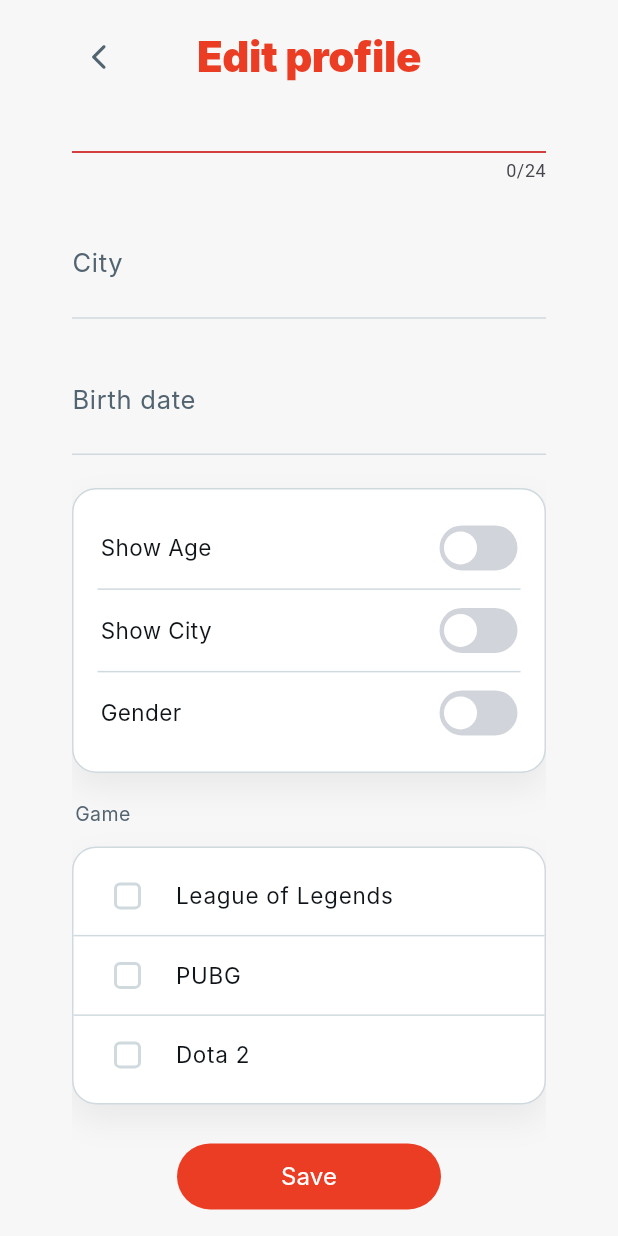
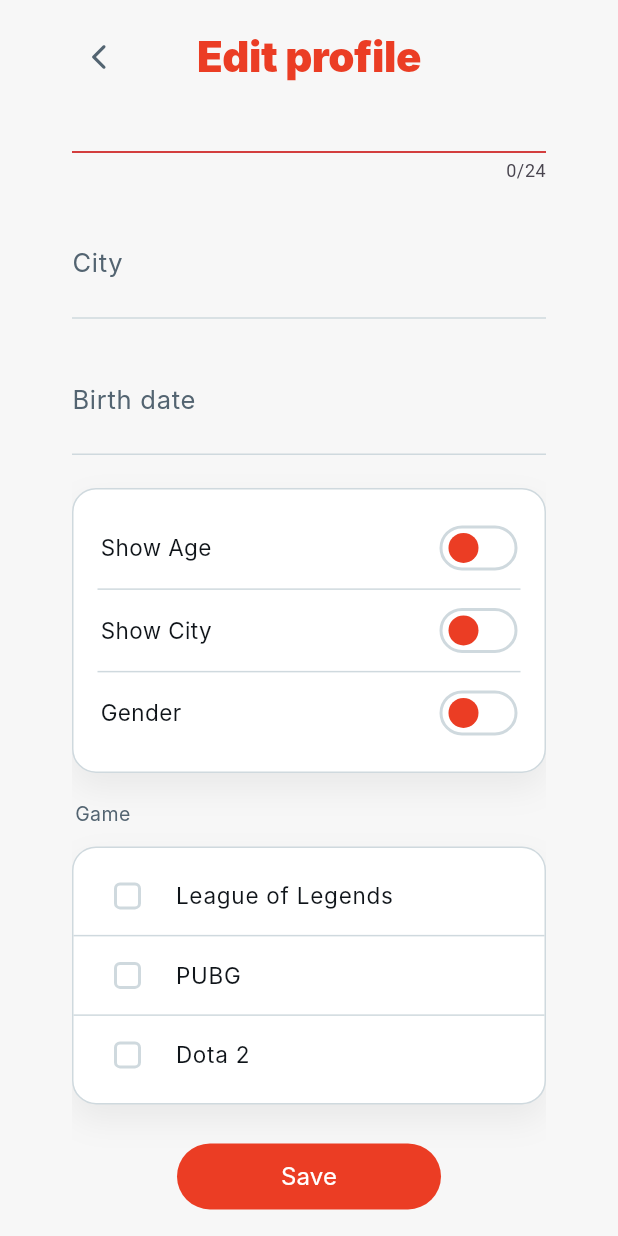
Before and after one commit to NoraFisal/2025_GP_34, a Flutter app: the PlayerProfileEditPage screen opened by its route, scrolled down 219 dp, after a tap on "Save", on a phone screen of 412 x 824 dp. Run offline on Flutter 3.47's test engine with Material 3 defaults, Android fonts, the phone set to English and light mode, and no system bars; our stand-ins replace cloud_firestore, firebase_auth, firebase_core, firebase_storage, google_fonts, image_picker and 2 more; missing offline and left inert: gal, universal_html; accounts and stored records are empty; Roboto replaces fonts that are missing (Inter).

Commit message:
Remove unnecessary checkmarks and improve comments

```diff
--- a/lib/pages/player/player_profile_edit_page.dart
+++ b/lib/pages/player/player_profile_edit_page.dart
@@ -26,7 +26,7 @@ class _PlayerProfileEditPageState extends State<PlayerProfileEditPage> {
 
   DateTime? _dob;
 
-  /// ✅ store CANONICAL ids ONLY: lol / pubg / dota2
+  /// store CANONICAL ids ONLY: lol / pubg / dota2
   final Set<String> _gameIds = {};
 
   String _currentPhotoB64 = '';
@@ -53,7 +53,7 @@ class _PlayerProfileEditPageState extends State<PlayerProfileEditPage> {
   bool _autoPopupOpen = false;
 
   // ─────────────────────────────────────────────
-  // ✅ Game canonicalization (logic only)
+  // Game canonicalization
   // ─────────────────────────────────────────────
 
   String _normalizeGameId(String raw) {
@@ -74,7 +74,7 @@ class _PlayerProfileEditPageState extends State<PlayerProfileEditPage> {
     // Dota variants
     if (s == 'dota' || s == 'dota2' || s == 'dota 2') return 'dota2';
 
-    // ✅ block valorant
+
     if (s == 'valorant' || s == 'val') return '';
 
     return s;
@@ -108,7 +108,7 @@ class _PlayerProfileEditPageState extends State<PlayerProfileEditPage> {
         _nameCtrl.text = me.username;
         _cityCtrl.text = me.city;
 
-        // ✅ normalize from service games into canonical ids
+        // normalize from service games into canonical ids
         _gameIds
           ..clear()
           ..addAll(
@@ -149,7 +149,7 @@ class _PlayerProfileEditPageState extends State<PlayerProfileEditPage> {
           _showCity = _cityCtrl.text.trim().isNotEmpty;
         }
 
-        // ✅ Prefer canonical list if present
+        // Prefer canonical list if present
         final ids = data['gameIds'];
         if (ids is List) {
           _gameIds
@@ -276,7 +276,7 @@ class _PlayerProfileEditPageState extends State<PlayerProfileEditPage> {
     return null;
   }
 
-  // ===== Auto popup (like signup, but without OK) =====
+  // ===== Auto popup =====
   Future<void> _showAutoPopup(
     String message, {
     bool success = false,
@@ -387,11 +387,11 @@ class _PlayerProfileEditPageState extends State<PlayerProfileEditPage> {
         photoB64 = base64Encode(_pickedBytes!);
       }
 
-      // ✅ convert ids -> labels for legacy fields
+
       final ids = _gameIds.toList();
       final labels = ids.map(_gameLabelFromId).toList();
 
-      // Update service (expects games as strings)
+
       await PlayerService.updateMe(
         username: _nameCtrl.text.trim(),
         age: computedAge ?? 18,
@@ -400,14 +400,14 @@ class _PlayerProfileEditPageState extends State<PlayerProfileEditPage> {
         profilePhoto: photoB64,
       );
 
-      // Update Firestore for BOTH new + legacy keys
+
       final update = <String, dynamic>{
         // New keys
         'username': _nameCtrl.text.trim(),
         'city': _cityCtrl.text.trim(),
         'age': computedAge ?? 18,
-        'gameIds': ids,          // ✅ canonical (what profile should read)
-        'games': labels,         // ✅ display list
+        'gameIds': ids,
+        'games': labels,
         'profilePhoto': photoB64,
 
         // Legacy keys
@@ -453,7 +453,7 @@ class _PlayerProfileEditPageState extends State<PlayerProfileEditPage> {
     }
   }
 
-  // ===== Typography (same style as signup) =====
+  // ===== Typography  =====
   TextStyle get _titleStyle => const TextStyle(
         fontFamily: 'Inter',
         fontSize: 28,
@@ -647,9 +647,7 @@ class _PlayerProfileEditPageState extends State<PlayerProfileEditPage> {
                             ),
                             const SizedBox(height: 12),
 
-                            // ✅ SAME DESIGN (CheckboxListTile) — ONLY content changed:
-                            // - Valorant removed
-                            // - PUBG added
+
                             Container(
                               padding: const EdgeInsets.symmetric(vertical: 6),
                               decoration: _xCard(),
@@ -740,7 +738,7 @@ class _PlayerProfileEditPageState extends State<PlayerProfileEditPage> {
     );
   }
 
-  /// ✅ SAME UI, but checkbox toggles canonical id
+
   Widget _gameTile(String id) {
     final label = _gameLabelFromId(id);
     final checked = _gameIds.contains(id);
@@ -772,8 +770,8 @@ class _PlayerProfileEditPageState extends State<PlayerProfileEditPage> {
       ),
       controlAffinity: ListTileControlAffinity.leading,
       fillColor: MaterialStateProperty.resolveWith<Color>((states) {
-        if (states.contains(MaterialState.selected)) return _accent;  // أحمر بدل _dark
-  return Colors.white;
+        if (states.contains(MaterialState.selected)) return _dark;
+        return Colors.white;
       }),
       checkColor: Colors.white,
       side: const BorderSide(color: _line, width: 2),
@@ -835,7 +833,7 @@ class _PlayerProfileEditPageState extends State<PlayerProfileEditPage> {
   }
 }
 
-// ===== Custom switch to match X style (white OFF track + border) =====
+
 class XSwitch extends StatelessWidget {
   const XSwitch({
     super.key,
@@ -859,8 +857,8 @@ class XSwitch extends StatelessWidget {
   Widget build(BuildContext context) {
     final disabled = onChanged == null;
 
-    final trackColor = value ? accent : const Color(0xFFD1D5DB);  // أحمر ON، رمادي OFF
-final thumbColor = Colors.white;  // الدائرة دايمًا بيضاء
+    final trackColor = value ? onTrack : offTrack;
+    final thumbColor = value ? Colors.white : accent;
 
     return Opacity(
       opacity: disabled ? 0.65 : 1,
@@ -875,7 +873,7 @@ final thumbColor = Colors.white;  // الدائرة دايمًا بيضاء
           decoration: BoxDecoration(
             color: trackColor,
             borderRadius: BorderRadius.circular(999),
-
+            border: Border.all(color: border, width: 2),
           ),
           child: AnimatedAlign(
             duration: const Duration(milliseconds: 160),
```
